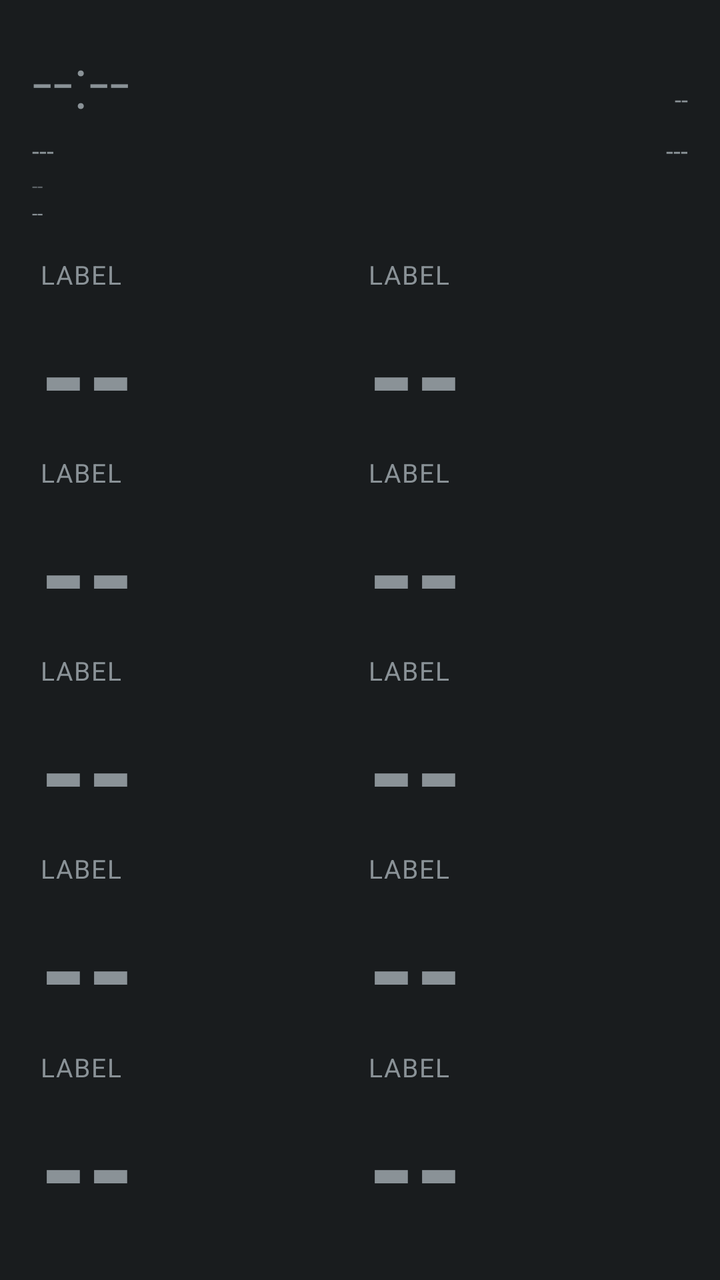
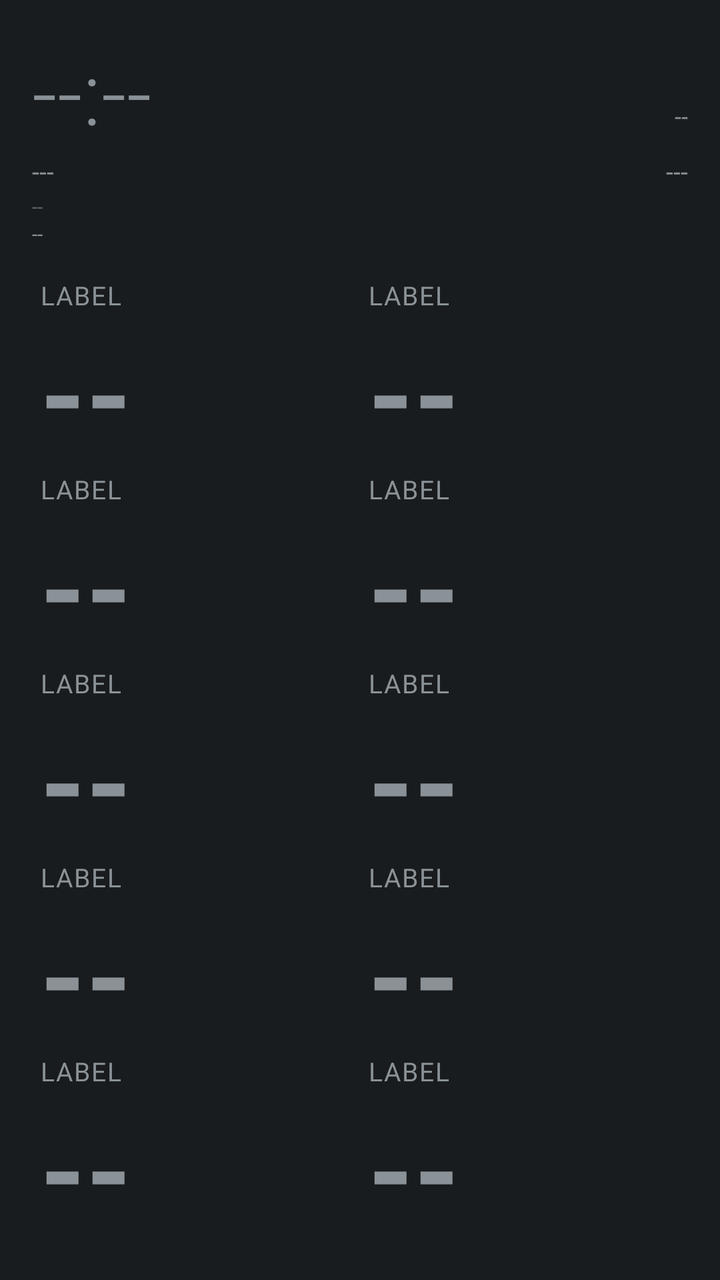

Two renders of the same Android screen: before a commit and after it. Below are the layout's source before the change and the commit's diff.
<!-- AndroidManifest.xml: application theme android:Theme.DeviceDefault.NoActionBar -->
<!-- res/layout/aod_layout_mega_grid.xml -->
<?xml version="1.0" encoding="utf-8"?>
<LinearLayout xmlns:android="http://schemas.android.com/apk/res/android"
    android:id="@+id/bg_root"
    android:layout_width="match_parent"
    android:layout_height="match_parent"
    android:orientation="vertical"
    android:padding="16dp">

    <LinearLayout
        android:layout_width="match_parent"
        android:layout_height="wrap_content"
        android:orientation="horizontal">

        <TextView
            android:id="@+id/clock"
            android:layout_width="wrap_content"
            android:layout_height="wrap_content"
            android:textSize="36sp"
            android:fontFamily="sans-serif-light"
            android:text="--:--" />

        <TextView
            android:id="@+id/health_badge"
            android:layout_width="0dp"
            android:layout_height="wrap_content"
            android:layout_weight="1"
            android:layout_gravity="top"
            android:gravity="end"
            android:textSize="12sp"
            android:textAllCaps="true"
            android:text="--" />
    </LinearLayout>

    <LinearLayout
        android:layout_width="match_parent"
        android:layout_height="wrap_content"
        android:orientation="horizontal"
        android:layout_marginTop="2dp">

        <TextView
            android:id="@+id/date"
            android:layout_width="wrap_content"
            android:layout_height="wrap_content"
            android:textSize="13sp"
            android:text="---" />

        <TextView
            android:id="@+id/panchang"
            android:layout_width="0dp"
            android:layout_height="wrap_content"
            android:layout_weight="1"
            android:layout_marginStart="10dp"
            android:gravity="end"
            android:textSize="13sp"
            android:text="---" />
    </LinearLayout>

    <TextView
        android:id="@+id/perf_badge"
        android:layout_width="wrap_content"
        android:layout_height="wrap_content"
        android:textSize="10sp"
        android:alpha="0.6"
        android:layout_marginTop="2dp"
        android:text="--" />

    <TextView
        android:id="@+id/net_type_badge"
        android:layout_width="wrap_content"
        android:layout_height="wrap_content"
        android:textSize="10sp"
        android:text="--" />

    <TextView
        android:id="@+id/muhurat_badge"
        android:layout_width="wrap_content"
        android:layout_height="wrap_content"
        android:textSize="11sp"
        android:textStyle="bold"
        android:visibility="gone"
        android:text="--" />

    <View
        android:id="@+id/divider_1"
        android:layout_width="match_parent"
        android:layout_height="1dp"
        android:layout_marginTop="10dp"
        android:layout_marginBottom="4dp" />

    <LinearLayout
        android:layout_width="match_parent"
        android:layout_height="0dp"
        android:layout_weight="1"
        android:orientation="horizontal">
        <include layout="@layout/aod_tile_giant" android:id="@+id/row0" />
        <include layout="@layout/aod_tile_giant" android:id="@+id/row1" />
    </LinearLayout>

    <LinearLayout
        android:layout_width="match_parent"
        android:layout_height="0dp"
        android:layout_weight="1"
        android:orientation="horizontal">
        <include layout="@layout/aod_tile_giant" android:id="@+id/row2" />
        <include layout="@layout/aod_tile_giant" android:id="@+id/row3" />
    </LinearLayout>

    <LinearLayout
        android:layout_width="match_parent"
        android:layout_height="0dp"
        android:layout_weight="1"
        android:orientation="horizontal">
        <include layout="@layout/aod_tile_giant" android:id="@+id/row4" />
        <include layout="@layout/aod_tile_giant" android:id="@+id/row5" />
    </LinearLayout>

    <LinearLayout
        android:layout_width="match_parent"
        android:layout_height="0dp"
        android:layout_weight="1"
        android:orientation="horizontal">
        <include layout="@layout/aod_tile_giant" android:id="@+id/row6" />
        <include layout="@layout/aod_tile_giant" android:id="@+id/row7" />
    </LinearLayout>

    <LinearLayout
        android:layout_width="match_parent"
        android:layout_height="0dp"
        android:layout_weight="1"
        android:orientation="horizontal">
        <include layout="@layout/aod_tile_giant" android:id="@+id/row8" />
        <include layout="@layout/aod_tile_giant" android:id="@+id/row9" />
    </LinearLayout>

</LinearLayout>
<!-- res/layout/aod_tile_giant.xml (included above) -->
<?xml version="1.0" encoding="utf-8"?>
<LinearLayout xmlns:android="http://schemas.android.com/apk/res/android"
    android:layout_width="0dp"
    android:layout_height="match_parent"
    android:layout_weight="1"
    android:orientation="vertical"
    android:gravity="center_vertical"
    android:paddingStart="4dp"
    android:paddingEnd="10dp">

    <TextView
        android:id="@+id/stat_label"
        android:layout_width="wrap_content"
        android:layout_height="wrap_content"
        android:textSize="13sp"
        android:textAllCaps="true"
        android:letterSpacing="0.05"
        android:text="Label" />

    <TextView
        android:id="@+id/stat_value"
        android:layout_width="match_parent"
        android:layout_height="0dp"
        android:layout_weight="1"
        android:gravity="start|center_vertical"
        android:textStyle="bold"
        android:maxLines="1"
        android:autoSizeTextType="uniform"
        android:autoSizeMinTextSize="16sp"
        android:autoSizeMaxTextSize="120sp"
        android:autoSizeStepGranularity="2sp"
        android:text="--" />

</LinearLayout>
<!-- resources referenced by this layout -->
<resources>

</resources>

<!-- the commit's change to res/layout/aod_layout_mega_grid.xml (unified diff, before → after) -->
@@ -15,7 +15,7 @@
             android:id="@+id/clock"
             android:layout_width="wrap_content"
             android:layout_height="wrap_content"
-            android:textSize="36sp"
+            android:textSize="44sp"
             android:fontFamily="sans-serif-light"
             android:text="--:--" />
 
